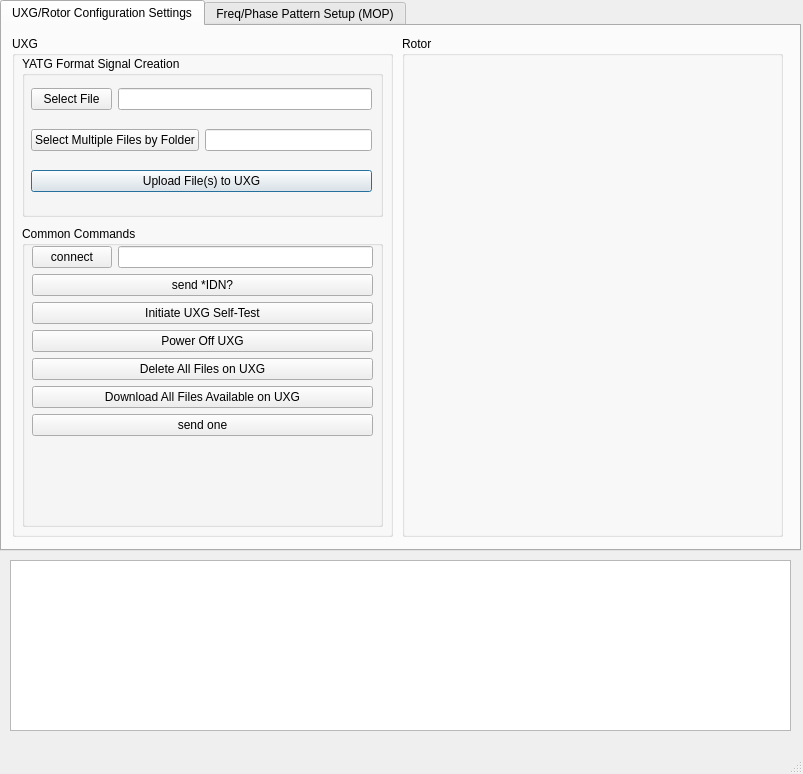
Before: the Qt Designer form UXG/mainwindow.ui in jonk4m/UXG, drawn with Qt 5.
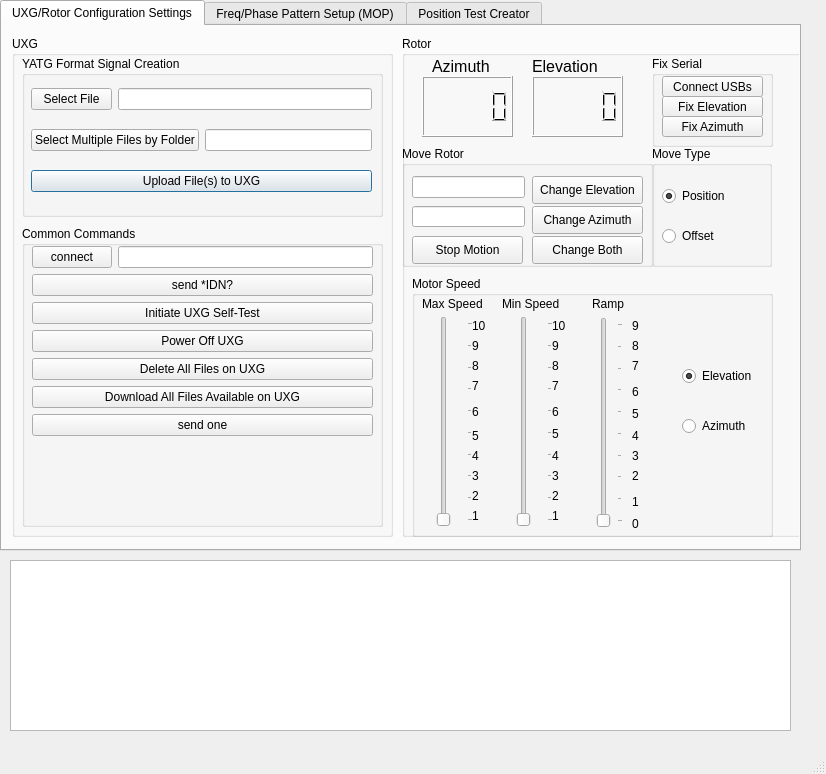
After: the same form once the commit is applied. The open tabs and pages were chosen to show the change.

The edit to the form file:
```diff
--- a/UXG/mainwindow.ui
+++ b/UXG/mainwindow.ui
@@ -6,7 +6,7 @@
    <rect>
     <x>0</x>
     <y>0</y>
-    <width>803</width>
+    <width>826</width>
     <height>774</height>
    </rect>
   </property>
@@ -194,13 +194,800 @@
        <rect>
         <x>400</x>
         <y>10</y>
-        <width>381</width>
+        <width>431</width>
         <height>501</height>
        </rect>
       </property>
       <property name="title">
        <string>Rotor</string>
       </property>
+      <widget class="QGroupBox" name="moveMotorGroupBox">
+       <property name="geometry">
+        <rect>
+         <x>0</x>
+         <y>110</y>
+         <width>251</width>
+         <height>121</height>
+        </rect>
+       </property>
+       <property name="title">
+        <string>Move Rotor</string>
+       </property>
+       <widget class="QLineEdit" name="elevationLineEdit">
+        <property name="geometry">
+         <rect>
+          <x>10</x>
+          <y>30</y>
+          <width>113</width>
+          <height>22</height>
+         </rect>
+        </property>
+       </widget>
+       <widget class="QLineEdit" name="azimuthLineEdit">
+        <property name="geometry">
+         <rect>
+          <x>10</x>
+          <y>60</y>
+          <width>113</width>
+          <height>21</height>
+         </rect>
+        </property>
+       </widget>
+       <widget class="QPushButton" name="elevationPushButton">
+        <property name="geometry">
+         <rect>
+          <x>130</x>
+          <y>30</y>
+          <width>111</width>
+          <height>28</height>
+         </rect>
+        </property>
+        <property name="text">
+         <string>Change Elevation</string>
+        </property>
+       </widget>
+       <widget class="QPushButton" name="azimuthPushButton">
+        <property name="geometry">
+         <rect>
+          <x>130</x>
+          <y>60</y>
+          <width>111</width>
+          <height>28</height>
+         </rect>
+        </property>
+        <property name="text">
+         <string>Change Azimuth</string>
+        </property>
+       </widget>
+       <widget class="QPushButton" name="changeBothPushButton">
+        <property name="geometry">
+         <rect>
+          <x>130</x>
+          <y>90</y>
+          <width>111</width>
+          <height>28</height>
+         </rect>
+        </property>
+        <property name="text">
+         <string>Change Both</string>
+        </property>
+       </widget>
+       <widget class="QPushButton" name="stopButton">
+        <property name="geometry">
+         <rect>
+          <x>10</x>
+          <y>90</y>
+          <width>111</width>
+          <height>28</height>
+         </rect>
+        </property>
+        <property name="text">
+         <string>Stop Motion</string>
+        </property>
+       </widget>
+      </widget>
+      <widget class="QGroupBox" name="motorSpeedGroupBox">
+       <property name="geometry">
+        <rect>
+         <x>10</x>
+         <y>240</y>
+         <width>361</width>
+         <height>261</height>
+        </rect>
+       </property>
+       <property name="title">
+        <string>Motor Speed</string>
+       </property>
+       <widget class="QSlider" name="maxSpeedSlider">
+        <property name="geometry">
+         <rect>
+          <x>10</x>
+          <y>40</y>
+          <width>51</width>
+          <height>211</height>
+         </rect>
+        </property>
+        <property name="minimum">
+         <number>1</number>
+        </property>
+        <property name="maximum">
+         <number>10</number>
+        </property>
+        <property name="value">
+         <number>1</number>
+        </property>
+        <property name="orientation">
+         <enum>Qt::Vertical</enum>
+        </property>
+        <property name="tickPosition">
+         <enum>QSlider::TicksBelow</enum>
+        </property>
+        <property name="tickInterval">
+         <number>1</number>
+        </property>
+       </widget>
+       <widget class="QSlider" name="minSpeedSlider">
+        <property name="geometry">
+         <rect>
+          <x>90</x>
+          <y>40</y>
+          <width>51</width>
+          <height>211</height>
+         </rect>
+        </property>
+        <property name="minimum">
+         <number>1</number>
+        </property>
+        <property name="maximum">
+         <number>10</number>
+        </property>
+        <property name="value">
+         <number>1</number>
+        </property>
+        <property name="orientation">
+         <enum>Qt::Vertical</enum>
+        </property>
+        <property name="tickPosition">
+         <enum>QSlider::TicksBelow</enum>
+        </property>
+        <property name="tickInterval">
+         <number>1</number>
+        </property>
+       </widget>
+       <widget class="QLabel" name="label_5">
+        <property name="geometry">
+         <rect>
+          <x>10</x>
+          <y>20</y>
+          <width>71</width>
+          <height>16</height>
+         </rect>
+        </property>
+        <property name="text">
+         <string>Max Speed</string>
+        </property>
+       </widget>
+       <widget class="QLabel" name="label_6">
+        <property name="geometry">
+         <rect>
+          <x>90</x>
+          <y>20</y>
+          <width>71</width>
+          <height>16</height>
+         </rect>
+        </property>
+        <property name="text">
+         <string>Min Speed</string>
+        </property>
+       </widget>
+       <widget class="QSlider" name="rampSlider">
+        <property name="geometry">
+         <rect>
+          <x>180</x>
+          <y>41</y>
+          <width>31</width>
+          <height>211</height>
+         </rect>
+        </property>
+        <property name="maximum">
+         <number>9</number>
+        </property>
+        <property name="value">
+         <number>0</number>
+        </property>
+        <property name="orientation">
+         <enum>Qt::Vertical</enum>
+        </property>
+        <property name="tickPosition">
+         <enum>QSlider::TicksBelow</enum>
+        </property>
+        <property name="tickInterval">
+         <number>1</number>
+        </property>
+       </widget>
+       <widget class="QLabel" name="label_7">
+        <property name="geometry">
+         <rect>
+          <x>180</x>
+          <y>20</y>
+          <width>41</width>
+          <height>16</height>
+         </rect>
+        </property>
+        <property name="text">
+         <string>Ramp</string>
+        </property>
+       </widget>
+       <widget class="QLabel" name="label_8">
+        <property name="geometry">
+         <rect>
+          <x>60</x>
+          <y>230</y>
+          <width>20</width>
+          <height>20</height>
+         </rect>
+        </property>
+        <property name="text">
+         <string>1</string>
+        </property>
+       </widget>
+       <widget class="QLabel" name="label_9">
+        <property name="geometry">
+         <rect>
+          <x>60</x>
+          <y>210</y>
+          <width>16</width>
+          <height>20</height>
+         </rect>
+        </property>
+        <property name="text">
+         <string>2</string>
+        </property>
+       </widget>
+       <widget class="QLabel" name="label_10">
+        <property name="geometry">
+         <rect>
+          <x>60</x>
+          <y>190</y>
+          <width>16</width>
+          <height>20</height>
+         </rect>
+        </property>
+        <property name="text">
+         <string>3</string>
+        </property>
+       </widget>
+       <widget class="QLabel" name="label_11">
+        <property name="geometry">
+         <rect>
+          <x>60</x>
+          <y>170</y>
+          <width>16</width>
+          <height>20</height>
+         </rect>
+        </property>
+        <property name="text">
+         <string>4</string>
+        </property>
+       </widget>
+       <widget class="QLabel" name="label_12">
+        <property name="geometry">
+         <rect>
+          <x>60</x>
+          <y>150</y>
+          <width>16</width>
+          <height>20</height>
+         </rect>
+        </property>
+        <property name="text">
+         <string>5</string>
+        </property>
+       </widget>
+       <widget class="QLabel" name="label_13">
+        <property name="geometry">
+         <rect>
+          <x>60</x>
+          <y>126</y>
+          <width>20</width>
+          <height>20</height>
+         </rect>
+        </property>
+        <property name="text">
+         <string>6</string>
+        </property>
+       </widget>
+       <widget class="QLabel" name="label_14">
+        <property name="geometry">
+         <rect>
+          <x>60</x>
+          <y>100</y>
+          <width>16</width>
+          <height>20</height>
+         </rect>
+        </property>
+        <property name="text">
+         <string>7</string>
+        </property>
+       </widget>
+       <widget class="QLabel" name="label_15">
+        <property name="geometry">
+         <rect>
+          <x>60</x>
+          <y>80</y>
+          <width>16</width>
+          <height>20</height>
+         </rect>
+        </property>
+        <property name="text">
+         <string>8</string>
+        </property>
+       </widget>
+       <widget class="QLabel" name="label_16">
+        <property name="geometry">
+         <rect>
+          <x>60</x>
+          <y>60</y>
+          <width>20</width>
+          <height>20</height>
+         </rect>
+        </property>
+        <property name="text">
+         <string>9</string>
+        </property>
+       </widget>
+       <widget class="QLabel" name="label_17">
+        <property name="geometry">
+         <rect>
+          <x>60</x>
+          <y>40</y>
+          <width>16</width>
+          <height>20</height>
+         </rect>
+        </property>
+        <property name="text">
+         <string>10</string>
+        </property>
+       </widget>
+       <widget class="QLabel" name="label_18">
+        <property name="geometry">
+         <rect>
+          <x>140</x>
+          <y>230</y>
+          <width>16</width>
+          <height>20</height>
+         </rect>
+        </property>
+        <property name="text">
+         <string>1</string>
+        </property>
+       </widget>
+       <widget class="QLabel" name="label_19">
+        <property name="geometry">
+         <rect>
+          <x>140</x>
+          <y>120</y>
+          <width>21</width>
+          <height>31</height>
+         </rect>
+        </property>
+        <property name="text">
+         <string>6</string>
+        </property>
+       </widget>
+       <widget class="QLabel" name="label_20">
+        <property name="geometry">
+         <rect>
+          <x>140</x>
+          <y>80</y>
+          <width>16</width>
+          <height>20</height>
+         </rect>
+        </property>
+        <property name="text">
+         <string>8</string>
+        </property>
+       </widget>
+       <widget class="QLabel" name="label_21">
+        <property name="geometry">
+         <rect>
+          <x>220</x>
+          <y>190</y>
+          <width>16</width>
+          <height>20</height>
+         </rect>
+        </property>
+        <property name="text">
+         <string>2</string>
+        </property>
+       </widget>
+       <widget class="QLabel" name="label_22">
+        <property name="geometry">
+         <rect>
+          <x>140</x>
+          <y>150</y>
+          <width>16</width>
+          <height>16</height>
+         </rect>
+        </property>
+        <property name="text">
+         <string>5</string>
+        </property>
+       </widget>
+       <widget class="QLabel" name="label_23">
+        <property name="geometry">
+         <rect>
+          <x>140</x>
+          <y>40</y>
+          <width>16</width>
+          <height>20</height>
+         </rect>
+        </property>
+        <property name="text">
+         <string>10</string>
+        </property>
+       </widget>
+       <widget class="QLabel" name="label_24">
+        <property name="geometry">
+         <rect>
+          <x>140</x>
+          <y>170</y>
+          <width>16</width>
+          <height>20</height>
+         </rect>
+        </property>
+        <property name="text">
+         <string>4</string>
+        </property>
+       </widget>
+       <widget class="QLabel" name="label_25">
+        <property name="geometry">
+         <rect>
+          <x>140</x>
+          <y>190</y>
+          <width>16</width>
+          <height>20</height>
+         </rect>
+        </property>
+        <property name="text">
+         <string>3</string>
+        </property>
+       </widget>
+       <widget class="QLabel" name="label_26">
+        <property name="geometry">
+         <rect>
+          <x>140</x>
+          <y>100</y>
+          <width>16</width>
+          <height>20</height>
+         </rect>
+        </property>
+        <property name="text">
+         <string>7</string>
+        </property>
+       </widget>
+       <widget class="QLabel" name="label_27">
+        <property name="geometry">
+         <rect>
+          <x>140</x>
+          <y>60</y>
+          <width>20</width>
+          <height>20</height>
+         </rect>
+        </property>
+        <property name="text">
+         <string>9</string>
+        </property>
+       </widget>
+       <widget class="QLabel" name="label_28">
+        <property name="geometry">
+         <rect>
+          <x>220</x>
+          <y>240</y>
+          <width>16</width>
+          <height>16</height>
+         </rect>
+        </property>
+        <property name="text">
+         <string>0</string>
+        </property>
+       </widget>
+       <widget class="QLabel" name="label_29">
+        <property name="geometry">
+         <rect>
+          <x>220</x>
+          <y>130</y>
+          <width>16</width>
+          <height>16</height>
+         </rect>
+        </property>
+        <property name="text">
+         <string>5</string>
+        </property>
+       </widget>
+       <widget class="QLabel" name="label_30">
+        <property name="geometry">
+         <rect>
+          <x>220</x>
+          <y>80</y>
+          <width>16</width>
+          <height>20</height>
+         </rect>
+        </property>
+        <property name="text">
+         <string>7</string>
+        </property>
+       </widget>
+       <widget class="QLabel" name="label_31">
+        <property name="geometry">
+         <rect>
+          <x>220</x>
+          <y>210</y>
+          <width>16</width>
+          <height>31</height>
+         </rect>
+        </property>
+        <property name="text">
+         <string>1</string>
+        </property>
+       </widget>
+       <widget class="QLabel" name="label_32">
+        <property name="geometry">
+         <rect>
+          <x>220</x>
+          <y>150</y>
+          <width>16</width>
+          <height>20</height>
+         </rect>
+        </property>
+        <property name="text">
+         <string>4</string>
+        </property>
+       </widget>
+       <widget class="QLabel" name="label_33">
+        <property name="geometry">
+         <rect>
+          <x>220</x>
+          <y>40</y>
+          <width>16</width>
+          <height>20</height>
+         </rect>
+        </property>
+        <property name="text">
+         <string>9</string>
+        </property>
+       </widget>
+       <widget class="QLabel" name="label_34">
+        <property name="geometry">
+         <rect>
+          <x>220</x>
+          <y>170</y>
+          <width>20</width>
+          <height>20</height>
+         </rect>
+        </property>
+        <property name="text">
+         <string>3</string>
+        </property>
+       </widget>
+       <widget class="QLabel" name="label_35">
+        <property name="geometry">
+         <rect>
+          <x>140</x>
+          <y>210</y>
+          <width>16</width>
+          <height>20</height>
+         </rect>
+        </property>
+        <property name="text">
+         <string>2</string>
+        </property>
+       </widget>
+       <widget class="QLabel" name="label_36">
+        <property name="geometry">
+         <rect>
+          <x>220</x>
+          <y>100</y>
+          <width>20</width>
+          <height>31</height>
+         </rect>
+        </property>
+        <property name="text">
+         <string>6</string>
+        </property>
+       </widget>
+       <widget class="QLabel" name="label_37">
+        <property name="geometry">
+         <rect>
+          <x>220</x>
+          <y>60</y>
+          <width>20</width>
+          <height>20</height>
+         </rect>
+        </property>
+        <property name="text">
+         <string>8</string>
+        </property>
+       </widget>
+       <widget class="QRadioButton" name="elevationMotorSpeedRadioButton">
+        <property name="geometry">
+         <rect>
+          <x>270</x>
+          <y>90</y>
+          <width>81</width>
+          <height>20</height>
+         </rect>
+        </property>
+        <property name="text">
+         <string>Elevation</string>
+        </property>
+        <property name="checked">
+         <bool>true</bool>
+        </property>
+       </widget>
+       <widget class="QRadioButton" name="azimuthMotorSpeedRadioButton">
+        <property name="geometry">
+         <rect>
+          <x>270</x>
+          <y>140</y>
+          <width>95</width>
+          <height>20</height>
+         </rect>
+        </property>
+        <property name="text">
+         <string>Azimuth</string>
+        </property>
+       </widget>
+      </widget>
+      <widget class="QGroupBox" name="moveTypeGroupBox">
+       <property name="geometry">
+        <rect>
+         <x>250</x>
+         <y>110</y>
+         <width>120</width>
+         <height>121</height>
+        </rect>
+       </property>
+       <property name="title">
+        <string>Move Type</string>
+       </property>
+       <widget class="QRadioButton" name="positionRadioButton">
+        <property name="geometry">
+         <rect>
+          <x>10</x>
+          <y>40</y>
+          <width>95</width>
+          <height>20</height>
+         </rect>
+        </property>
+        <property name="text">
+         <string>Position</string>
+        </property>
+        <property name="checked">
+         <bool>true</bool>
+        </property>
+       </widget>
+       <widget class="QRadioButton" name="offsetRadioButton">
+        <property name="geometry">
+         <rect>
+          <x>10</x>
+          <y>80</y>
+          <width>95</width>
+          <height>20</height>
+         </rect>
+        </property>
+        <property name="text">
+         <string>Offset</string>
+        </property>
+       </widget>
+      </widget>
+      <widget class="QLCDNumber" name="azimuthLCD">
+       <property name="geometry">
+        <rect>
+         <x>20</x>
+         <y>40</y>
+         <width>91</width>
+         <height>61</height>
+        </rect>
+       </property>
+      </widget>
+      <widget class="QLabel" name="label_39">
+       <property name="geometry">
+        <rect>
+         <x>30</x>
+         <y>20</y>
+         <width>81</width>
+         <height>21</height>
+        </rect>
+       </property>
+       <property name="font">
+        <font>
+         <pointsize>12</pointsize>
+        </font>
+       </property>
+       <property name="text">
+        <string>Azimuth</string>
+       </property>
+      </widget>
+      <widget class="QLCDNumber" name="elevationLCD">
+       <property name="geometry">
+        <rect>
+         <x>130</x>
+         <y>40</y>
+         <width>91</width>
+         <height>61</height>
+        </rect>
+       </property>
+      </widget>
+      <widget class="QLabel" name="label_38">
+       <property name="geometry">
+        <rect>
+         <x>130</x>
+         <y>20</y>
+         <width>91</width>
+         <height>21</height>
+        </rect>
+       </property>
+       <property name="font">
+        <font>
+         <pointsize>12</pointsize>
+        </font>
+       </property>
+       <property name="text">
+        <string>Elevation</string>
+       </property>
+      </widget>
+      <widget class="QGroupBox" name="groupBox_6">
+       <property name="geometry">
+        <rect>
+         <x>250</x>
+         <y>20</y>
+         <width>121</width>
+         <height>91</height>
+        </rect>
+       </property>
+       <property name="title">
+        <string>Fix Serial</string>
+       </property>
+       <widget class="QPushButton" name="connectUSBPushButton">
+        <property name="geometry">
+         <rect>
+          <x>10</x>
+          <y>20</y>
+          <width>101</width>
+          <height>21</height>
+         </rect>
+        </property>
+        <property name="text">
+         <string>Connect USBs</string>
+        </property>
+       </widget>
+       <widget class="QPushButton" name="fixElevationPushButton">
+        <property name="geometry">
+         <rect>
+          <x>10</x>
+          <y>40</y>
+          <width>101</width>
+          <height>21</height>
+         </rect>
+        </property>
+        <property name="text">
+         <string>Fix Elevation</string>
+        </property>
+       </widget>
+       <widget class="QPushButton" name="fixAzimuthPushButton">
+        <property name="geometry">
+         <rect>
+          <x>10</x>
+          <y>60</y>
+          <width>101</width>
+          <height>21</height>
+         </rect>
+        </property>
+        <property name="text">
+         <string>Fix Azimuth</string>
+        </property>
+       </widget>
+      </widget>
      </widget>
     </widget>
     <widget class="QWidget" name="freq_phase_tab">
@@ -4520,6 +5307,785 @@
       </widget>
      </widget>
     </widget>
+    <widget class="QWidget" name="tab">
+     <attribute name="title">
+      <string>Position Test Creator</string>
+     </attribute>
+     <widget class="QTableWidget" name="testCreatorTableWidget">
+      <property name="geometry">
+       <rect>
+        <x>170</x>
+        <y>100</y>
+        <width>621</width>
+        <height>411</height>
+       </rect>
+      </property>
+      <property name="cursor" stdset="0">
+       <cursorShape>ArrowCursor</cursorShape>
+      </property>
+      <property name="mouseTracking">
+       <bool>true</bool>
+      </property>
+      <property name="autoScrollMargin">
+       <number>10</number>
+      </property>
+      <property name="alternatingRowColors">
+       <bool>true</bool>
+      </property>
+      <property name="showGrid">
+       <bool>true</bool>
+      </property>
+      <property name="rowCount">
+       <number>180</number>
+      </property>
+      <property name="columnCount">
+       <number>180</number>
+      </property>
+      <attribute name="horizontalHeaderMinimumSectionSize">
+       <number>10</number>
+      </attribute>
+      <attribute name="horizontalHeaderDefaultSectionSize">
+       <number>35</number>
+      </attribute>
+      <attribute name="verticalHeaderMinimumSectionSize">
+       <number>10</number>
+      </attribute>
+      <attribute name="verticalHeaderDefaultSectionSize">
+       <number>25</number>
+      </attribute>
+      <row/>
+      <row/>
+      <row/>
+      <row/>
+      <row/>
+      <row/>
+      <row/>
+      <row/>
+      <row/>
+      <row/>
+      <row/>
+      <row/>
+      <row/>
+      <row/>
+      <row/>
+      <row/>
+      <row/>
+      <row/>
+      <row/>
+      <row/>
+      <row/>
+      <row/>
+      <row/>
+      <row/>
+      <row/>
+      <row/>
+      <row/>
+      <row/>
+      <row/>
+      <row/>
+      <row/>
+      <row/>
+      <row/>
+      <row/>
+      <row/>
+      <row/>
+      <row/>
+      <row/>
+      <row/>
+      <row/>
+      <row/>
+      <row/>
+      <row/>
+      <row/>
+      <row/>
+      <row/>
+      <row/>
+      <row/>
+      <row/>
+      <row/>
+      <row/>
+      <row/>
+      <row/>
+      <row/>
+      <row/>
+      <row/>
+      <row/>
+      <row/>
+      <row/>
+      <row/>
+      <row/>
+      <row/>
+      <row/>
+      <row/>
+      <row/>
+      <row/>
+      <row/>
+      <row/>
+      <row/>
+      <row/>
+      <row/>
+      <row/>
+      <row/>
+      <row/>
+      <row/>
+      <row/>
+      <row/>
+      <row/>
+      <row/>
+      <row/>
+      <row/>
+      <row/>
+      <row/>
+      <row/>
+      <row/>
+      <row/>
+      <row/>
+      <row/>
+      <row/>
+      <row/>
+      <row/>
+      <row/>
+      <row/>
+      <row/>
+      <row/>
+      <row/>
+      <row/>
+      <row/>
+      <row/>
+      <row/>
+      <row/>
+      <row/>
+      <row/>
+      <row/>
+      <row/>
+      <row/>
+      <row/>
+      <row/>
+      <row/>
+      <row/>
+      <row/>
+      <row/>
+      <row/>
+      <row/>
+      <row/>
+      <row/>
+      <row/>
+      <row/>
+      <row/>
+      <row/>
+      <row/>
+      <row/>
+      <row/>
+      <row/>
+      <row/>
+      <row/>
+      <row/>
+      <row/>
+      <row/>
+      <row/>
+      <row/>
+      <row/>
+      <row/>
+      <row/>
+      <row/>
+      <row/>
+      <row/>
+      <row/>
+      <row/>
+      <row/>
+      <row/>
+      <row/>
+      <row/>
+      <row/>
+      <row/>
+      <row/>
+      <row/>
+      <row/>
+      <row/>
+      <row/>
+      <row/>
+      <row/>
+      <row/>
+      <row/>
+      <row/>
+      <row/>
+      <row/>
+      <row/>
+      <row/>
+      <row/>
+      <row/>
+      <row/>
+      <row/>
+      <row/>
+      <row/>
+      <row/>
+      <row/>
+      <row/>
+      <row/>
+      <row/>
+      <row/>
+      <row/>
+      <row/>
+      <row/>
+      <row/>
+      <row/>
+      <row/>
+      <row/>
+      <row/>
+      <row/>
+      <column/>
+      <column/>
+      <column/>
+      <column/>
+      <column/>
+      <column/>
+      <column/>
+      <column/>
+      <column/>
+      <column/>
+      <column/>
+      <column/>
+      <column/>
+      <column/>
+      <column/>
+      <column/>
+      <column/>
+      <column/>
+      <column/>
+      <column/>
+      <column/>
+      <column/>
+      <column/>
+      <column/>
+      <column/>
+      <column/>
+      <column/>
+      <column/>
+      <column/>
+      <column/>
+      <column/>
+      <column/>
+      <column/>
+      <column/>
+      <column/>
+      <column/>
+      <column/>
+      <column/>
+      <column/>
+      <column/>
+      <column/>
+      <column/>
+      <column/>
+      <column/>
+      <column/>
+      <column/>
+      <column/>
+      <column/>
+      <column/>
+      <column/>
+      <column/>
+      <column/>
+      <column/>
+      <column/>
+      <column/>
+      <column/>
+      <column/>
+      <column/>
+      <column/>
+      <column/>
+      <column/>
+      <column/>
+      <column/>
+      <column/>
+      <column/>
+      <column/>
+      <column/>
+      <column/>
+      <column/>
+      <column/>
+      <column/>
+      <column/>
+      <column/>
+      <column/>
+      <column/>
+      <column/>
+      <column/>
+      <column/>
+      <column/>
+      <column/>
+      <column/>
+      <column/>
+      <column/>
+      <column/>
+      <column/>
+      <column/>
+      <column/>
+      <column/>
+      <column/>
+      <column/>
+      <column/>
+      <column/>
+      <column/>
+      <column/>
+      <column/>
+      <column/>
+      <column/>
+      <column/>
+      <column/>
+      <column/>
+      <column/>
+      <column/>
+      <column/>
+      <column/>
+      <column/>
+      <column/>
+      <column/>
+      <column/>
+      <column/>
+      <column/>
+      <column/>
+      <column/>
+      <column/>
+      <column/>
+      <column/>
+      <column/>
+      <column/>
+      <column/>
+      <column/>
+      <column/>
+      <column/>
+      <column/>
+      <column/>
+      <column/>
+      <column/>
+      <column/>
+      <column/>
+      <column/>
+      <column/>
+      <column/>
+      <column/>
+      <column/>
+      <column/>
+      <column/>
+      <column/>
+      <column/>
+      <column/>
+      <column/>
+      <column/>
+      <column/>
+      <column/>
+      <column/>
+      <column/>
+      <column/>
+      <column/>
+      <column/>
+      <column/>
+      <column/>
+      <column/>
+      <column/>
+      <column/>
+      <column/>
+      <column/>
+      <column/>
+      <column/>
+      <column/>
+      <column/>
+      <column/>
+      <column/>
+      <column/>
+      <column/>
+      <column/>
+      <column/>
+      <column/>
+      <column/>
+      <column/>
+      <column/>
+      <column/>
+      <column/>
+      <column/>
+      <column/>
+      <column/>
+      <column/>
+      <column/>
+      <column/>
+      <column/>
+      <column/>
+      <column/>
+      <column/>
+      <column/>
+     </widget>
+     <widget class="QPushButton" name="openTestFilePushButton">
+      <property name="geometry">
+       <rect>
+        <x>422</x>
+        <y>10</y>
+        <width>111</width>
+        <height>28</height>
+       </rect>
+      </property>
+      <property name="text">
+       <string>Open Test File</string>
+      </property>
+     </widget>
+     <widget class="QGroupBox" name="groupBox_7">
+      <property name="geometry">
+       <rect>
+        <x>0</x>
+        <y>0</y>
+        <width>161</width>
+        <height>351</height>
+       </rect>
+      </property>
+      <property name="title">
+       <string>Test Options</string>
+      </property>
+      <widget class="QPushButton" name="OpenTestPushButton">
+       <property name="geometry">
+        <rect>
+         <x>40</x>
+         <y>20</y>
+         <width>121</width>
+         <height>28</height>
+        </rect>
+       </property>
+       <property name="text">
+        <string>Open Position Test</string>
+       </property>
+      </widget>
+      <widget class="QPushButton" name="stopTestPushButton">
+       <property name="geometry">
+        <rect>
+         <x>40</x>
+         <y>50</y>
+         <width>121</width>
+         <height>28</height>
+        </rect>
+       </property>
+       <property name="text">
+        <string>Stop Test</string>
+       </property>
+      </widget>
+      <widget class="QPushButton" name="startDroneTestPushButton">
+       <property name="geometry">
+        <rect>
+         <x>30</x>
+         <y>80</y>
+         <width>131</width>
+         <height>28</height>
+        </rect>
+       </property>
+       <property name="text">
+        <string>Start Drone Test</string>
+       </property>
+      </widget>
+      <widget class="QLabel" name="label_41">
+       <property name="geometry">
+        <rect>
+         <x>10</x>
+         <y>120</y>
+         <width>81</width>
+         <height>16</height>
+        </rect>
+       </property>
+       <property name="text">
+        <string>Refresh Rate</string>
+       </property>
+      </widget>
+      <widget class="QComboBox" name="refreshRateComboBox">
+       <property name="geometry">
+        <rect>
+         <x>100</x>
+         <y>120</y>
+         <width>61</width>
+         <height>22</height>
+        </rect>
+       </property>
+       <item>
+        <property name="text">
+         <string>1 Hz</string>
+        </property>
+       </item>
+       <item>
+        <property name="text">
+         <string>0.1 Hz</string>
+        </property>
+       </item>
+      </widget>
+      <widget class="QLabel" name="label_42">
+       <property name="geometry">
+        <rect>
+         <x>60</x>
+         <y>150</y>
+         <width>71</width>
+         <height>16</height>
+        </rect>
+       </property>
+       <property name="text">
+        <string>Resolution</string>
+       </property>
+      </widget>
+      <widget class="QLineEdit" name="ResolutionLineEdit">
+       <property name="geometry">
+        <rect>
+         <x>30</x>
+         <y>170</y>
+         <width>113</width>
+         <height>22</height>
+        </rect>
+       </property>
+      </widget>
+      <widget class="QLabel" name="label_43">
+       <property name="geometry">
+        <rect>
+         <x>30</x>
+         <y>200</y>
+         <width>111</width>
+         <height>16</height>
+        </rect>
+       </property>
+       <property name="text">
+        <string>Min, Max Elevation</string>
+       </property>
+      </widget>
+      <widget class="QLineEdit" name="MaxMinElevationLineEdit">
+       <property name="geometry">
+        <rect>
+         <x>30</x>
+         <y>220</y>
+         <width>113</width>
+         <height>22</height>
+        </rect>
+       </property>
+      </widget>
+      <widget class="QLineEdit" name="MaxMinAzimuthLineEdit">
+       <property name="geometry">
+        <rect>
+         <x>30</x>
+         <y>270</y>
+         <width>113</width>
+         <height>22</height>
+        </rect>
+       </property>
+      </widget>
+      <widget class="QLabel" name="label_44">
+       <property name="geometry">
+        <rect>
+         <x>40</x>
+         <y>250</y>
+         <width>111</width>
+         <height>16</height>
+        </rect>
+       </property>
+       <property name="text">
+        <string>Min, Max Azimuth</string>
+       </property>
+      </widget>
+      <widget class="QPushButton" name="startTestButton">
+       <property name="geometry">
+        <rect>
+         <x>10</x>
+         <y>300</y>
+         <width>151</width>
+         <height>28</height>
+        </rect>
+       </property>
+       <property name="text">
+        <string>Start Simple Test</string>
+       </property>
+      </widget>
+     </widget>
+     <widget class="QLabel" name="label_40">
+      <property name="geometry">
+       <rect>
+        <x>550</x>
+        <y>20</y>
+        <width>231</width>
+        <height>16</height>
+       </rect>
+      </property>
+      <property name="text">
+       <string>azimuth resolution, elevation resolution</string>
+      </property>
+     </widget>
+     <widget class="QPushButton" name="clearTablePushButton">
+      <property name="geometry">
+       <rect>
+        <x>420</x>
+        <y>50</y>
+        <width>111</width>
+        <height>28</height>
+       </rect>
+      </property>
+      <property name="text">
+       <string>Clear Table</string>
+      </property>
+     </widget>
+     <widget class="QPushButton" name="changeTableResolutionPushButton">
+      <property name="geometry">
+       <rect>
+        <x>620</x>
+        <y>40</y>
+        <width>161</width>
+        <height>28</height>
+       </rect>
+      </property>
+      <property name="text">
+       <string>Change Table Resolution</string>
+      </property>
+     </widget>
+     <widget class="QLineEdit" name="testFileLineEdit">
+      <property name="geometry">
+       <rect>
+        <x>290</x>
+        <y>50</y>
+        <width>121</width>
+        <height>21</height>
+       </rect>
+      </property>
+      <property name="text">
+       <string>newTest.txt</string>
+      </property>
+     </widget>
+     <widget class="QPushButton" name="createTextFilePushButton">
+      <property name="geometry">
+       <rect>
+        <x>290</x>
+        <y>10</y>
+        <width>121</width>
+        <height>28</height>
+       </rect>
+      </property>
+      <property name="text">
+       <string>Create Test File</string>
+      </property>
+     </widget>
+     <widget class="QGroupBox" name="groupBox_3">
+      <property name="geometry">
+       <rect>
+        <x>0</x>
+        <y>350</y>
+        <width>161</width>
+        <height>101</height>
+       </rect>
+      </property>
+      <property name="title">
+       <string>Test Speed Setting</string>
+      </property>
+      <widget class="QRadioButton" name="recommendedSpeedRadioButton">
+       <property name="geometry">
+        <rect>
+         <x>10</x>
+         <y>20</y>
+         <width>211</width>
+         <height>31</height>
+        </rect>
+       </property>
+       <property name="text">
+        <string>Use Recommended</string>
+       </property>
+       <property name="checked">
+        <bool>true</bool>
+       </property>
+      </widget>
+      <widget class="QRadioButton" name="currentSpeedRadioButton">
+       <property name="geometry">
+        <rect>
+         <x>10</x>
+         <y>60</y>
+         <width>171</width>
+         <height>20</height>
+        </rect>
+       </property>
+       <property name="text">
+        <string>Use Current Rotor</string>
+       </property>
+      </widget>
+      <widget class="QLabel" name="label_45">
+       <property name="geometry">
+        <rect>
+         <x>50</x>
+         <y>40</y>
+         <width>91</width>
+         <height>20</height>
+        </rect>
+       </property>
+       <property name="text">
+        <string>Rotor Speed</string>
+       </property>
+      </widget>
+      <widget class="QLabel" name="label_46">
+       <property name="geometry">
+        <rect>
+         <x>60</x>
+         <y>80</y>
+         <width>51</width>
+         <height>16</height>
+        </rect>
+       </property>
+       <property name="text">
+        <string>Speed</string>
+       </property>
+      </widget>
+     </widget>
+     <widget class="QLineEdit" name="tableResolutionLineEdit">
+      <property name="geometry">
+       <rect>
+        <x>550</x>
+        <y>40</y>
+        <width>61</width>
+        <height>22</height>
+       </rect>
+      </property>
+      <property name="text">
+       <string>1,1</string>
+      </property>
+     </widget>
+     <widget class="QGroupBox" name="groupBox_8">
+      <property name="geometry">
+       <rect>
+        <x>170</x>
+        <y>0</y>
+        <width>120</width>
+        <height>80</height>
+       </rect>
+      </property>
+      <property name="title">
+       <string>Select Action</string>
+      </property>
+      <widget class="QRadioButton" name="eraseBoxesRadioButton">
+       <property name="geometry">
+        <rect>
+         <x>10</x>
+         <y>50</y>
+         <width>95</width>
+         <height>20</height>
+        </rect>
+       </property>
+       <property name="text">
+        <string>erase boxes</string>
+       </property>
+      </widget>
+      <widget class="QRadioButton" name="selectBoxesRadioButton">
+       <property name="geometry">
+        <rect>
+         <x>10</x>
+         <y>20</y>
+         <width>95</width>
+         <height>20</height>
+        </rect>
+       </property>
+       <property name="cursor">
+        <cursorShape>ArrowCursor</cursorShape>
+       </property>
+       <property name="text">
+        <string>select boxes</string>
+       </property>
+       <property name="checked">
+        <bool>true</bool>
+       </property>
+      </widget>
+     </widget>
+    </widget>
    </widget>
    <widget class="QPlainTextEdit" name="console_text_editor">
     <property name="geometry">
```
Left out of the diff: 18 changed lines with no effect on the pictures.
